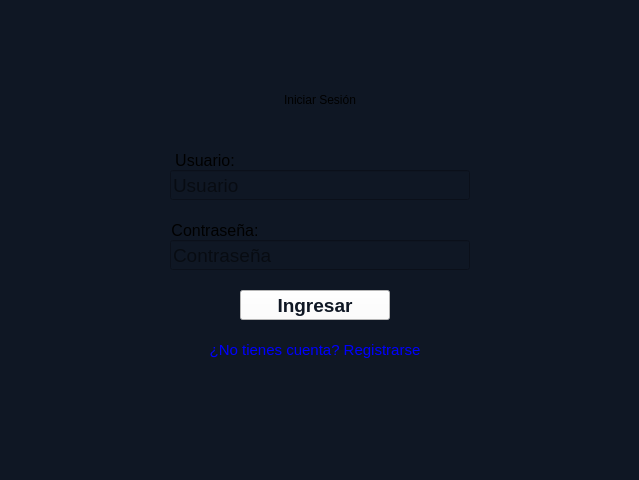
Above: app/gui/login.ui from ILTyrex/App-esp32-login-pqt6 before the change. Below: the same form after it.
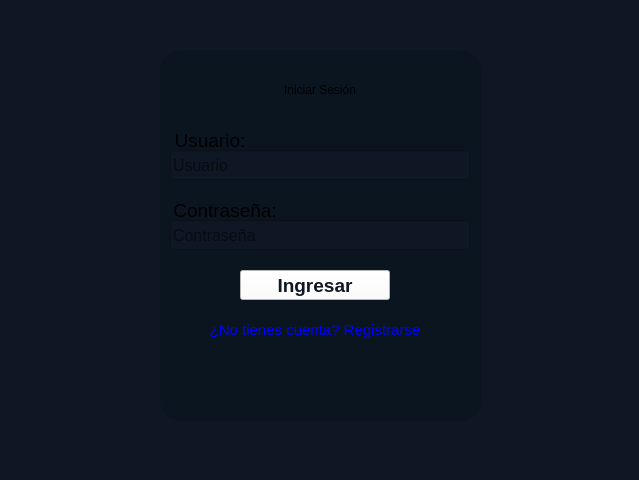
That is the form after the change. Icons and pictures are not drawn.

Commit message: Mejorada interfaz login y register

```diff
--- a/app/gui/login.ui
+++ b/app/gui/login.ui
@@ -27,9 +27,9 @@
     <property name="geometry">
      <rect>
       <x>200</x>
-      <y>60</y>
+      <y>59</y>
       <width>240</width>
-      <height>80</height>
+      <height>61</height>
      </rect>
     </property>
     <property name="maximumSize">
@@ -39,7 +39,8 @@
      </size>
     </property>
     <property name="styleSheet">
-     <string notr="true">font: 700 28pt &quot;Arial&quot;;</string>
+     <string notr="true">font: 700 28pt &quot;Arial&quot;;
+background-color: rgb(11, 21, 32);</string>
     </property>
     <property name="text">
      <string>Iniciar Sesión</string>
@@ -55,7 +56,7 @@
     <property name="geometry">
      <rect>
       <x>170</x>
-      <y>170</y>
+      <y>150</y>
       <width>300</width>
       <height>30</height>
      </rect>
@@ -75,7 +76,7 @@
     <property name="font">
      <font>
       <family>Arial</family>
-      <pointsize>14</pointsize>
+      <pointsize>12</pointsize>
      </font>
     </property>
     <property name="maxLength">
@@ -89,7 +90,7 @@
     <property name="geometry">
      <rect>
       <x>170</x>
-      <y>240</y>
+      <y>220</y>
       <width>300</width>
       <height>30</height>
      </rect>
@@ -109,7 +110,7 @@
     <property name="font">
      <font>
       <family>Arial</family>
-      <pointsize>14</pointsize>
+      <pointsize>12</pointsize>
      </font>
     </property>
     <property name="maxLength">
@@ -126,7 +127,7 @@
     <property name="geometry">
      <rect>
       <x>240</x>
-      <y>290</y>
+      <y>270</y>
       <width>150</width>
       <height>30</height>
      </rect>
@@ -156,7 +157,7 @@
     <property name="geometry">
      <rect>
       <x>210</x>
-      <y>340</y>
+      <y>320</y>
       <width>210</width>
       <height>20</height>
      </rect>
@@ -177,7 +178,8 @@
      <cursorShape>PointingHandCursor</cursorShape>
     </property>
     <property name="styleSheet">
-     <string notr="true">color: rgb(0, 0, 255);</string>
+     <string notr="true">color: rgb(0, 0, 255);
+background-color: rgb(11, 21, 32);</string>
     </property>
     <property name="text">
      <string>¿No tienes cuenta? Registrarse</string>
@@ -190,17 +192,20 @@
     <property name="geometry">
      <rect>
       <x>170</x>
-      <y>150</y>
-      <width>70</width>
+      <y>130</y>
+      <width>80</width>
       <height>20</height>
      </rect>
     </property>
     <property name="font">
      <font>
       <family>Arial</family>
-      <pointsize>12</pointsize>
+      <pointsize>14</pointsize>
      </font>
     </property>
+    <property name="styleSheet">
+     <string notr="true">background-color: rgb(11, 21, 32);</string>
+    </property>
     <property name="text">
      <string>Usuario:</string>
     </property>
@@ -212,17 +217,20 @@
     <property name="geometry">
      <rect>
       <x>170</x>
-      <y>220</y>
-      <width>90</width>
+      <y>200</y>
+      <width>110</width>
       <height>20</height>
      </rect>
     </property>
     <property name="font">
      <font>
       <family>Arial</family>
-      <pointsize>12</pointsize>
+      <pointsize>14</pointsize>
      </font>
     </property>
+    <property name="styleSheet">
+     <string notr="true">background-color: rgb(11, 21, 32);</string>
+    </property>
     <property name="text">
      <string>Contraseña:</string>
     </property>
@@ -230,6 +238,32 @@
      <set>Qt::AlignmentFlag::AlignCenter</set>
     </property>
    </widget>
+   <widget class="QLabel" name="label">
+    <property name="geometry">
+     <rect>
+      <x>160</x>
+      <y>50</y>
+      <width>321</width>
+      <height>371</height>
+     </rect>
+    </property>
+    <property name="styleSheet">
+     <string notr="true">background-color: rgb(11, 21, 32);
+border-radius: 20px;
+</string>
+    </property>
+    <property name="text">
+     <string/>
+    </property>
+   </widget>
+   <zorder>label</zorder>
+   <zorder>textTitle</zorder>
+   <zorder>inputUser</zorder>
+   <zorder>inputPassword</zorder>
+   <zorder>btnLogin</zorder>
+   <zorder>textRegister</zorder>
+   <zorder>textUser</zorder>
+   <zorder>textPassword</zorder>
   </widget>
  </widget>
  <resources/>
```
The commit also changes 7 other files.
